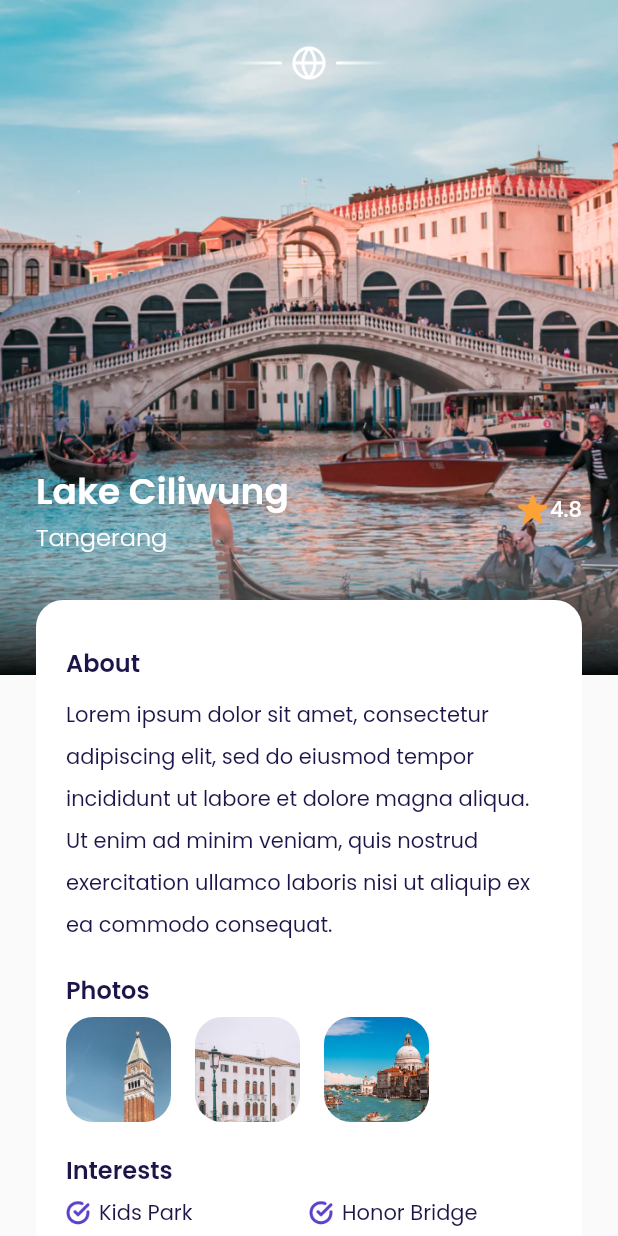
After one commit to alwanaufaal/airplane, a Flutter app: the MainPage screen opened by its route, after a tap on "4.8", on a phone screen of 412 x 824 dp. The commit adds this screen. Run offline on Flutter 3.47's test engine with Material 2 defaults, Android fonts, the phone set to English and light mode, and no system bars; our stand-ins replace google_fonts.

Commit message:
detail page.

```diff
--- /dev/null
+++ b/lib/ui/pages/detail_page.dart
@@ -0,0 +1,293 @@
+import 'package:airplane/ui/widgets/custom_button.dart';
+import 'package:airplane/ui/widgets/interest_item.dart';
+import 'package:airplane/ui/widgets/photo_item.dart';
+import 'package:flutter/material.dart';
+import '../../shared/theme.dart';
+
+class DetailPage extends StatelessWidget {
+  const DetailPage({Key? key}) : super(key: key);
+
+  @override
+  Widget build(BuildContext context) {
+    Widget backgroundImage() {
+      return Container(
+        width: double.infinity,
+        height: 450,
+        decoration: BoxDecoration(
+          image: DecorationImage(
+            fit: BoxFit.cover,
+            image: AssetImage(
+              'assets/image_destination1.png',
+            ),
+          ),
+        ),
+      );
+    }
+
+    Widget customShadow() {
+      return Container(
+        width: double.infinity,
+        height: 214,
+        margin: EdgeInsets.only(
+          top: 236,
+        ),
+        decoration: BoxDecoration(
+          gradient: LinearGradient(
+            begin: Alignment.center,
+            end: Alignment.bottomCenter,
+            colors: [
+              kWhiteColor.withOpacity(0),
+              Colors.black.withOpacity(0.95),
+            ],
+          ),
+        ),
+      );
+    }
+
+    Widget content() {
+      return Container(
+        width: double.infinity,
+        margin: EdgeInsets.symmetric(
+          horizontal: defaultMargin,
+        ),
+        child: Column(
+          children: [
+            // NOTE: Emblem
+            Container(
+              width: 108,
+              height: 24,
+              margin: EdgeInsets.only(
+                top: 30,
+              ),
+              decoration: BoxDecoration(
+                image: DecorationImage(
+                  image: AssetImage(
+                    'assets/icon_emblem.png',
+                  ),
+                ),
+              ),
+            ),
+
+            // NOTE: Title
+            Container(
+              margin: EdgeInsets.only(
+                top: 256,
+              ),
+              child: Row(
+                children: [
+                  Expanded(
+                    child: Column(
+                      crossAxisAlignment: CrossAxisAlignment.start,
+                      children: [
+                        Text(
+                          'Lake Ciliwung',
+                          style: whiteTextStyle.copyWith(
+                            fontSize: 24,
+                            fontWeight: semiBold,
+                          ),
+                          overflow: TextOverflow.ellipsis,
+                        ),
+                        Text(
+                          'Tangerang',
+                          style: whiteTextStyle.copyWith(
+                            fontSize: 16,
+                            fontWeight: light,
+                          ),
+                        ),
+                      ],
+                    ),
+                  ),
+                  Row(
+                    mainAxisAlignment: MainAxisAlignment.center,
+                    crossAxisAlignment: CrossAxisAlignment.start,
+                    children: [
+                      Container(
+                        width: 20,
+                        height: 20,
+                        margin: EdgeInsets.only(right: 2),
+                        decoration: BoxDecoration(
+                          image: DecorationImage(
+                            image: AssetImage(
+                              'assets/icon_star.png',
+                            ),
+                          ),
+                        ),
+                      ),
+                      Text(
+                        '4.8',
+                        style: whiteTextStyle.copyWith(
+                          fontSize: 14,
+                          fontWeight: medium,
+                        ),
+                      ),
+                    ],
+                  ),
+                ],
+              ),
+            ),
+
+            // NOTE: Description
+            Container(
+              width: double.infinity,
+              margin: EdgeInsets.only(top: 30),
+              padding: EdgeInsets.symmetric(
+                horizontal: 20,
+                vertical: 30,
+              ),
+              decoration: BoxDecoration(
+                color: kWhiteColor,
+                borderRadius: BorderRadius.circular(18),
+              ),
+              child: Column(
+                crossAxisAlignment: CrossAxisAlignment.start,
+                children: [
+                  // NOTE: About
+                  Text(
+                    'About',
+                    style: blackTextStyle.copyWith(
+                      fontSize: 16,
+                      fontWeight: semiBold,
+                    ),
+                  ),
+                  SizedBox(
+                    height: 6,
+                  ),
+                  Text(
+                    'Lorem ipsum dolor sit amet, consectetur adipiscing elit, sed do eiusmod tempor incididunt ut labore et dolore magna aliqua. Ut enim ad minim veniam, quis nostrud exercitation ullamco laboris nisi ut aliquip ex ea commodo consequat.',
+                    style: blackTextStyle.copyWith(
+                      fontSize: 14,
+                      fontWeight: regular,
+                      height: 2,
+                    ),
+                  ),
+
+                  // NOTE: Photos
+                  SizedBox(
+                    height: 20,
+                  ),
+                  Text(
+                    'Photos',
+                    style: blackTextStyle.copyWith(
+                      fontSize: 16,
+                      fontWeight: semiBold,
+                    ),
+                  ),
+                  SizedBox(
+                    height: 6,
+                  ),
+                  Row(
+                    children: [
+                      PhotoItem(
+                        imageUrl: 'assets/image_photo1.png',
+                      ),
+                      PhotoItem(
+                        imageUrl: 'assets/image_photo2.png',
+                      ),
+                      PhotoItem(
+                        imageUrl: 'assets/image_photo3.png',
+                      ),
+                    ],
+                  ),
+
+                  // NOTE: Interests
+                  SizedBox(
+                    height: 20,
+                  ),
+                  Text(
+                    'Interests',
+                    style: blackTextStyle.copyWith(
+                      fontSize: 16,
+                      fontWeight: semiBold,
+                    ),
+                  ),
+                  SizedBox(
+                    height: 6,
+                  ),
+                  Row(
+                    children: [
+                      InterestItem(
+                        text: 'Kids Park',
+                      ),
+                      InterestItem(
+                        text: 'Honor Bridge',
+                      ),
+                    ],
+                  ),
+                  SizedBox(
+                    height: 10,
+                  ),
+                  Row(
+                    children: [
+                      InterestItem(
+                        text: 'City Museum',
+                      ),
+                      InterestItem(
+                        text: 'Central Mall',
+                      ),
+                    ],
+                  ),
+                ],
+              ),
+            ),
+
+            // NOTE: Price & Booking Button
+            Container(
+              width: double.infinity,
+              margin: EdgeInsets.symmetric(
+                vertical: 30,
+              ),
+              child: Row(
+                children: [
+                  // NOTE: Price
+                  Expanded(
+                    child: Column(
+                      crossAxisAlignment: CrossAxisAlignment.start,
+                      children: [
+                        Text(
+                          'IDR 2,500,000',
+                          style: blackTextStyle.copyWith(
+                            fontSize: 18,
+                            fontWeight: medium,
+                          ),
+                        ),
+                        SizedBox(
+                          height: 5,
+                        ),
+                        Text(
+                          'per orang',
+                          style: greyTextStyle.copyWith(
+                            fontWeight: light,
+                          ),
+                        )
+                      ],
+                    ),
+                  ),
+
+                  // NOTE: Booking Button
+                  CustomButton(
+                    title: 'Book Now',
+                    onPressed: () {},
+                    width: 170,
+                  ),
+                ],
+              ),
+            ),
+          ],
+        ),
+      );
+    }
+
+    return Scaffold(
+      backgroundColor: kBackgroundColor,
+      body: SingleChildScrollView(
+        child: Stack(
+          children: [
+            backgroundImage(),
+            customShadow(),
+            content(),
+          ],
+        ),
+      ),
+    );
+  }
+}
--- a/lib/ui/widgets/destination_card.dart
+++ b/lib/ui/widgets/destination_card.dart
@@ -1,3 +1,4 @@
+import 'package:airplane/ui/pages/detail_page.dart';
 import 'package:flutter/material.dart';
 import '../../shared/theme.dart';
 
@@ -17,7 +18,16 @@ class DestinationCard extends StatelessWidget {
 
   @override
   Widget build(BuildContext context) {
-    return Container(
+    return GestureDetector(
+      onTap: () {
+        Navigator.push(
+          context,
+          MaterialPageRoute(
+            builder: (context) => DetailPage(),
+          ),
+        );
+      },
+      child: Container(
         width: 200,
         height: 323,
         margin: EdgeInsets.only(
@@ -109,6 +119,7 @@ class DestinationCard extends StatelessWidget {
             ),
           ],
         ),
+      ),
     );
   }
 }
--- a/lib/ui/widgets/destination_tile.dart
+++ b/lib/ui/widgets/destination_tile.dart
@@ -1,3 +1,4 @@
+import 'package:airplane/ui/pages/detail_page.dart';
 import 'package:flutter/material.dart';
 import '../../shared/theme.dart';
 
@@ -17,7 +18,16 @@ class DestinationTile extends StatelessWidget {
 
   @override
   Widget build(BuildContext context) {
-    return Container(
+    return GestureDetector(
+      onTap: () {
+        Navigator.push(
+          context,
+          MaterialPageRoute(
+            builder: (context) => DetailPage(),
+          ),
+        );
+      },
+      child: Container(
         margin: EdgeInsets.only(top: 16),
         padding: EdgeInsets.all(10),
         decoration: BoxDecoration(
@@ -89,6 +99,7 @@ class DestinationTile extends StatelessWidget {
             ),
           ],
         ),
+      ),
     );
   }
 }
--- /dev/null
+++ b/lib/ui/widgets/interest_item.dart
@@ -0,0 +1,37 @@
+import 'package:flutter/material.dart';
+import '../../shared/theme.dart';
+
+class InterestItem extends StatelessWidget {
+  final String text;
+
+  const InterestItem({Key? key, required this.text}) : super(key: key);
+
+  @override
+  Widget build(BuildContext context) {
+    return Expanded(
+      child: Row(
+        children: [
+          Container(
+            width: 16,
+            height: 16,
+            margin: EdgeInsets.only(
+              right: 6,
+            ),
+            decoration: BoxDecoration(
+              image: DecorationImage(
+                fit: BoxFit.cover,
+                image: AssetImage(
+                  'assets/icon_check.png',
+                ),
+              ),
+            ),
+          ),
+          Text(
+            text,
+            style: blackTextStyle,
+          ),
+        ],
+      ),
+    );
+  }
+}
--- /dev/null
+++ b/lib/ui/widgets/photo_item.dart
@@ -0,0 +1,32 @@
+import 'package:flutter/material.dart';
+
+class PhotoItem extends StatelessWidget {
+  final String imageUrl;
+
+  const PhotoItem({
+    Key? key,
+    required this.imageUrl,
+  }) : super(key: key);
+
+  @override
+  Widget build(BuildContext context) {
+    return Container(
+      height: 70,
+      width: 70,
+      margin: EdgeInsets.only(
+        right: 16,
+      ),
+      decoration: BoxDecoration(
+        borderRadius: BorderRadius.circular(
+          18,
+        ),
+        image: DecorationImage(
+          fit: BoxFit.cover,
+          image: AssetImage(
+            imageUrl,
+          ),
+        ),
+      ),
+    );
+  }
+}
```
Lines whose indentation alone changed are shown as unchanged.
